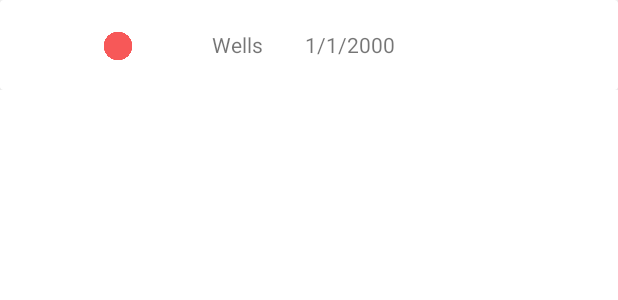
After one commit to lukemjohnston/VeinView, an Android app: the layout my_record.xml on its own in the app's theme, with its tools: preview values and no code run, on a phone screen of 412 x 824 dp. The commit adds this screen. Shown: the top 300 px of the screen. Run offline under Robolectric (Android 15) with nearby library versions, the phone set to English and light mode, and no system bars; Roboto replaces fonts that are not available here.

Commit message:
Record page linked with DB

```diff
--- /dev/null
+++ b/app/src/main/res/layout/my_record.xml
@@ -0,0 +1,50 @@
+<?xml version="1.0" encoding="utf-8"?>
+<androidx.constraintlayout.widget.ConstraintLayout xmlns:android="http://schemas.android.com/apk/res/android"
+    xmlns:app="http://schemas.android.com/apk/res-auto"
+    xmlns:tools="http://schemas.android.com/tools"
+    android:layout_width="match_parent"
+    android:layout_height="wrap_content">
+
+    <androidx.cardview.widget.CardView
+        android:layout_width="match_parent"
+        android:layout_height="60dp"
+        app:layout_constraintStart_toStartOf="parent"
+        app:layout_constraintTop_toTopOf="parent">
+
+        <androidx.constraintlayout.widget.ConstraintLayout
+            android:layout_width="match_parent"
+            android:layout_height="match_parent">
+
+            <ImageView
+                android:id="@+id/risk"
+                android:layout_width="45dp"
+                android:layout_height="45dp"
+                android:layout_marginStart="56dp"
+                android:layout_marginTop="8dp"
+                app:layout_constraintStart_toStartOf="parent"
+                app:layout_constraintTop_toTopOf="parent"
+                app:srcCompat="@drawable/red_dot" />
+
+            <TextView
+                android:id="@+id/date"
+                android:layout_width="wrap_content"
+                android:layout_height="wrap_content"
+                android:layout_marginStart="28dp"
+                android:layout_marginTop="20dp"
+                android:text="1/1/2000"
+                app:layout_constraintStart_toEndOf="@+id/test"
+                app:layout_constraintTop_toTopOf="parent" />
+
+            <TextView
+                android:id="@+id/test"
+                android:layout_width="wrap_content"
+                android:layout_height="wrap_content"
+                android:layout_marginStart="40dp"
+                android:layout_marginTop="20dp"
+                android:text="Wells"
+                app:layout_constraintStart_toEndOf="@+id/risk"
+                app:layout_constraintTop_toTopOf="parent" />
+
+        </androidx.constraintlayout.widget.ConstraintLayout>
+    </androidx.cardview.widget.CardView>
+</androidx.constraintlayout.widget.ConstraintLayout>
```
Also changed, not shown: app/src/main/java/com/example/dvt_app/MyAdaptor.java (added, +65 -0 lines), app/src/main/java/com/example/dvt_app/PPG_Test.java (+9 -5 lines), app/src/main/java/com/example/dvt_app/RecordsFragment.java (+87 -2 lines), app/src/main/java/com/example/dvt_app/Wells_Screen.java (+12 -5 lines), app/src/main/res/layout/fragment_records.xml (+12 -3 lines), app/src/main/res/drawable/green_dot.png (added), app/src/main/res/drawable/red_dot.png (added), app/src/main/res/drawable/yellow_dot.png (added).
